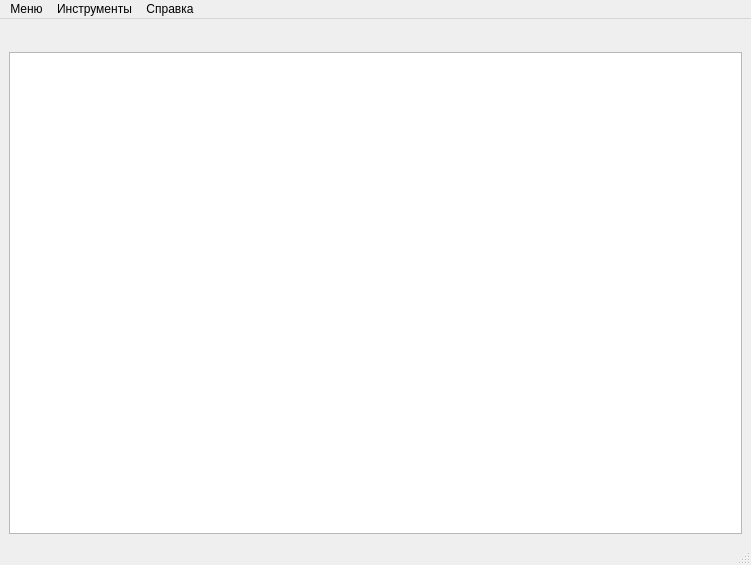
The window that MainWindow.ui (mrEscow/GB_QT) describes before a commit, drawn with Qt 5.
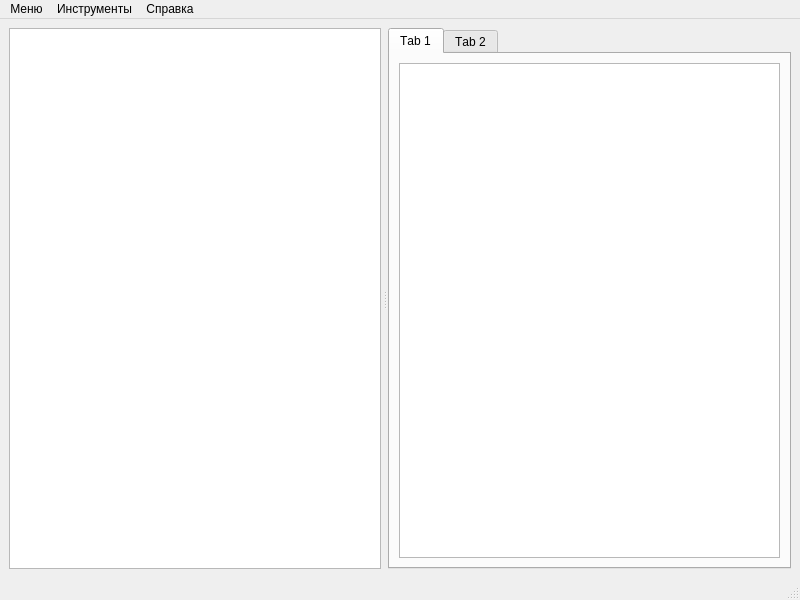
The same window after the commit.

Diff of the .ui file:
```diff
--- a/MainWindow.ui
+++ b/MainWindow.ui
@@ -6,40 +6,68 @@
    <rect>
     <x>0</x>
     <y>0</y>
-    <width>751</width>
-    <height>565</height>
+    <width>800</width>
+    <height>600</height>
    </rect>
   </property>
   <property name="windowTitle">
    <string>MainWindow</string>
   </property>
   <widget class="QWidget" name="centralwidget">
-   <layout class="QGridLayout" name="gridLayout_2">
+   <layout class="QGridLayout" name="gridLayout">
     <item row="0" column="0">
-     <layout class="QGridLayout" name="gridLayout">
-      <item row="7" column="0">
-       <layout class="QHBoxLayout" name="horizontalLayout"/>
-      </item>
-      <item row="5" column="0">
-       <widget class="QTextEdit" name="textEdit"/>
-      </item>
-      <item row="3" column="0">
-       <layout class="QHBoxLayout" name="horizontalLayout_2"/>
-      </item>
-      <item row="4" column="0">
-       <widget class="QLabel" name="nameFileLabel">
-        <property name="font">
-         <font>
-          <pointsize>12</pointsize>
-          <bold>true</bold>
-         </font>
-        </property>
-        <property name="text">
-         <string/>
-        </property>
+     <widget class="QSplitter" name="splitter">
+      <property name="sizeIncrement">
+       <size>
+        <width>0</width>
+        <height>0</height>
+       </size>
+      </property>
+      <property name="baseSize">
+       <size>
+        <width>0</width>
+        <height>0</height>
+       </size>
+      </property>
+      <property name="font">
+       <font>
+        <kerning>false</kerning>
+       </font>
+      </property>
+      <property name="orientation">
+       <enum>Qt::Horizontal</enum>
+      </property>
+      <property name="opaqueResize">
+       <bool>true</bool>
+      </property>
+      <property name="handleWidth">
+       <number>7</number>
+      </property>
+      <property name="childrenCollapsible">
+       <bool>false</bool>
+      </property>
+      <widget class="QTreeView" name="treeView"/>
+      <widget class="QTabWidget" name="tabWidget">
+       <property name="currentIndex">
+        <number>0</number>
+       </property>
+       <widget class="QWidget" name="tab">
+        <attribute name="title">
+         <string>Tab 1</string>
+        </attribute>
+        <layout class="QVBoxLayout" name="verticalLayout">
+         <item>
+          <widget class="QTextEdit" name="textEdit"/>
+         </item>
+        </layout>
        </widget>
-      </item>
-     </layout>
+       <widget class="QWidget" name="tab_2">
+        <attribute name="title">
+         <string>Tab 2</string>
+        </attribute>
+       </widget>
+      </widget>
+     </widget>
     </item>
    </layout>
   </widget>
@@ -48,7 +76,7 @@
     <rect>
      <x>0</x>
      <y>0</y>
-     <width>751</width>
+     <width>800</width>
      <height>21</height>
     </rect>
    </property>
```
